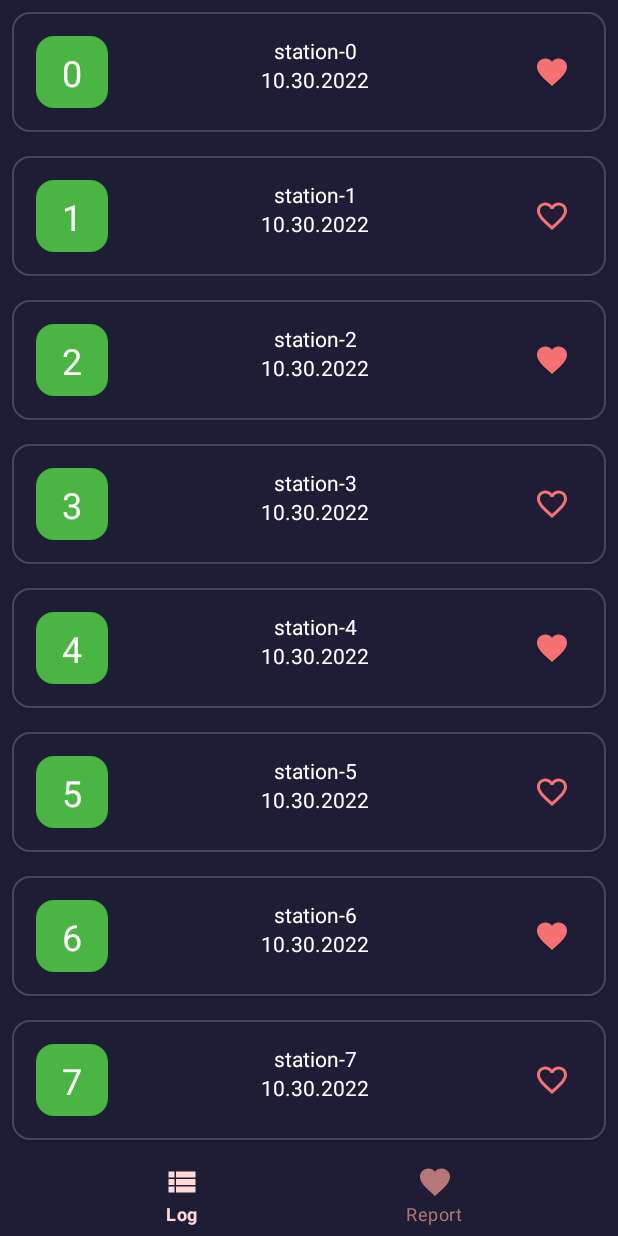
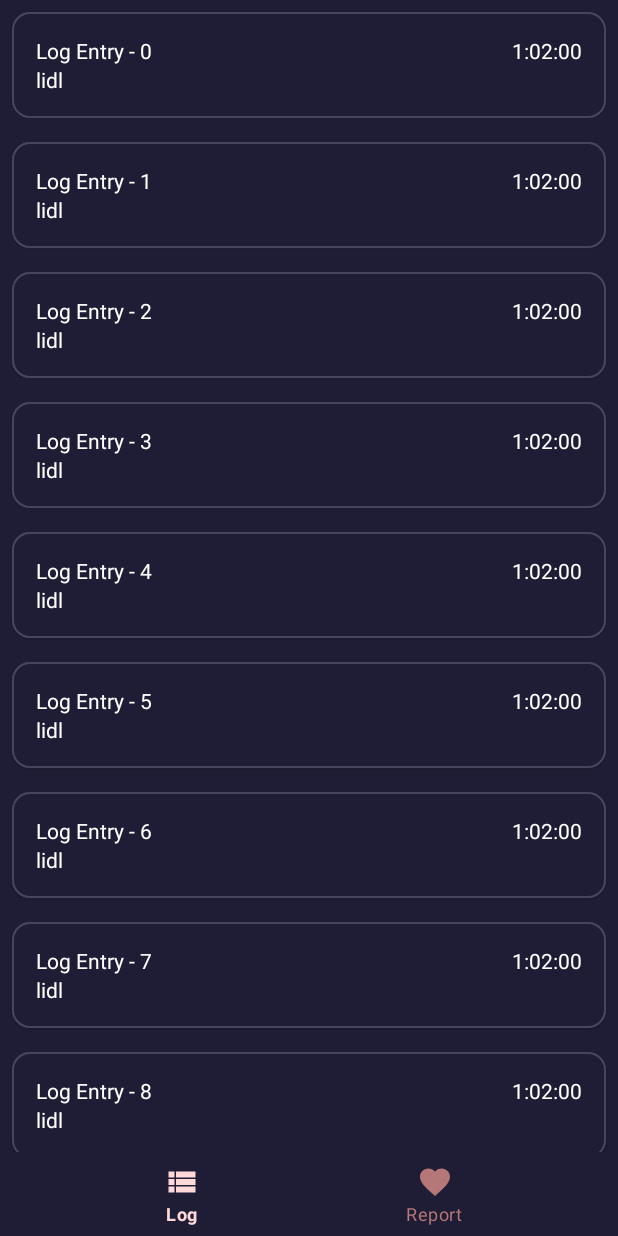
Before and after one commit to mcaniga/pv239-log4ts, an Android app: the screen it shows after launch (MainActivity), on a phone screen of 412 x 824 dp. Run offline under Robolectric (Android 15) with nearby library versions, the phone set to English and light mode, and no system bars; our stand-ins replace navigation-ui.

Commit message:
Display log entries in Log screen

```diff
--- /dev/null
+++ b/app/src/main/java/cz/muni/log4ts/data/entities/LogEntry.kt
@@ -0,0 +1,15 @@
+package cz.muni.log4ts.data.entities
+
+import android.os.Parcelable
+import kotlinx.parcelize.Parcelize
+
+@Parcelize
+data class LogEntry(
+    val id: Long,
+    val name: String,
+    val namespace: String,
+    val project: String,
+    val startTime: String,
+    val endTime: String,
+    val loggedSeconds: Long,
+): Parcelable
--- /dev/null
+++ b/app/src/main/java/cz/muni/log4ts/data/entities/UserData.kt
@@ -0,0 +1,10 @@
+package cz.muni.log4ts.data.entities
+
+import android.os.Parcelable
+import kotlinx.parcelize.Parcelize
+
+@Parcelize
+data class UserData(
+    val logEntries: List<LogEntry>,
+    val userId: Int,
+): Parcelable
--- /dev/null
+++ b/app/src/main/java/cz/muni/log4ts/data/ui/LogEntriesItem.kt
@@ -0,0 +1,12 @@
+package cz.muni.log4ts.data.ui
+
+import android.os.Parcelable
+import kotlinx.parcelize.Parcelize
+
+@Parcelize
+data class LogEntriesItem(
+    val id: Long,
+    val name: String,
+    val project: String,
+    val loggedSeconds: Long,
+): Parcelable
--- /dev/null
+++ b/app/src/main/java/cz/muni/log4ts/repository/FakeLogRepository.kt
@@ -0,0 +1,35 @@
+package cz.muni.log4ts.repository
+
+import cz.muni.log4ts.data.entities.LogEntry
+import cz.muni.log4ts.data.ui.LogEntriesItem
+import cz.muni.log4ts.util.getNowFormattedDateString
+
+/**
+ * Log Repository for manipulation with mocked log items
+ */
+class FakeLogRepository : LogRepositoryInterface {
+    override fun getLogEntriesItems(): List<LogEntriesItem> {
+        val logEntries = getLogEntriesByUserId(1)
+        return logEntries.map { it.toLogEntriesItem() }
+    }
+
+    override fun getLogEntriesByUserId(userId: Int): List<LogEntry> {
+        val count = 100
+        val sixtyTwoMinutesInMillis: Int = 1000 * 60 * 62
+        return mutableListOf<LogEntry>().apply {
+            repeat(count) {
+                val item = LogEntry(
+                    id = it.toLong(),
+                    name = "Log Entry - $it",
+                    startTime = System.currentTimeMillis().minus(sixtyTwoMinutesInMillis)
+                        .getNowFormattedDateString(),
+                    endTime = System.currentTimeMillis().getNowFormattedDateString(),
+                    loggedSeconds = 3720,
+                    namespace = "piskaren",
+                    project = "lidl"
+                )
+                add(item)
+            }
+        }
+    }
+}
--- /dev/null
+++ b/app/src/main/java/cz/muni/log4ts/repository/LogRepositoryInterface.kt
@@ -0,0 +1,10 @@
+package cz.muni.log4ts.repository
+
+import cz.muni.log4ts.data.entities.LogEntry
+import cz.muni.log4ts.data.ui.LogEntriesItem
+
+// TODO: add implementation: FirebaseLogRepository
+interface LogRepositoryInterface {
+    fun getLogEntriesItems(): List<LogEntriesItem> // TODO: only for mocking, remove before merging of feature
+    fun getLogEntriesByUserId(userId: Int): List<LogEntry>
+}
--- a/app/src/main/java/cz/muni/log4ts/repository/mapper.kt
+++ b/app/src/main/java/cz/muni/log4ts/repository/mapper.kt
@@ -1,8 +1,18 @@
 package cz.muni.log4ts.repository
 
 import cz.muni.log4ts.data.AqiPresentableListItem
+import cz.muni.log4ts.data.entities.LogEntry
+import cz.muni.log4ts.data.ui.LogEntriesItem
 import cz.muni.log4ts.database.FavoriteStationEntity
 import cz.muni.log4ts.webservice.response.AqiListItem
+
+fun LogEntry.toLogEntriesItem(): LogEntriesItem =
+    LogEntriesItem(
+        id = this.id,
+        name = this.name,
+        project = this.project,
+        loggedSeconds = this.loggedSeconds
+    )
 
 fun AqiListItem.toAqiPresentableItem(isFavorite: Boolean): AqiPresentableListItem =
     AqiPresentableListItem(
--- /dev/null
+++ b/app/src/main/java/cz/muni/log4ts/ui/logEntries/LogEntriesFragment.kt
@@ -0,0 +1,37 @@
+package cz.muni.log4ts.ui.logEntries
+
+import android.os.Bundle
+import android.view.LayoutInflater
+import android.view.View
+import android.view.ViewGroup
+import androidx.fragment.app.Fragment
+import androidx.recyclerview.widget.LinearLayoutManager
+import cz.muni.log4ts.databinding.FragmentLogEntriesBinding
+import cz.muni.log4ts.repository.FakeLogRepository
+import cz.muni.log4ts.repository.LogRepositoryInterface
+
+class LogEntriesFragment : Fragment() {
+
+    private lateinit var binding: FragmentLogEntriesBinding
+
+    // TODO: move repository up the component hierarchy, LogEntriesFragment will get its entries as an argument
+    private val logRepository: LogRepositoryInterface by lazy {
+        FakeLogRepository()
+    }
+
+    override fun onCreateView(inflater: LayoutInflater, container: ViewGroup?, savedInstanceState: Bundle?): View {
+        binding = FragmentLogEntriesBinding.inflate(layoutInflater, container, false)
+        return binding.root
+    }
+
+    override fun onViewCreated(view: View, savedInstanceState: Bundle?) {
+        super.onViewCreated(view, savedInstanceState)
+
+        val recyclerViewAdapter = LogEntriesRecyclerViewAdapter()
+
+        binding.recyclerView.layoutManager = LinearLayoutManager(requireContext())
+        binding.recyclerView.adapter = recyclerViewAdapter
+
+        recyclerViewAdapter.submitList(logRepository.getLogEntriesItems())
+    }
+}
--- /dev/null
+++ b/app/src/main/java/cz/muni/log4ts/ui/logEntries/LogEntriesRecyclerViewAdapter.kt
@@ -0,0 +1,28 @@
+package cz.muni.log4ts.ui.logEntries
+
+import android.view.LayoutInflater
+import android.view.ViewGroup
+import androidx.recyclerview.widget.RecyclerView
+import cz.muni.log4ts.data.ui.LogEntriesItem
+import cz.muni.log4ts.databinding.ItemLogListBinding
+
+class LogEntriesRecyclerViewAdapter : RecyclerView.Adapter<LogEntriesViewHolder>() {
+
+    private var listItems: MutableList<LogEntriesItem> = mutableListOf()
+
+    override fun onCreateViewHolder(parent: ViewGroup, viewType: Int): LogEntriesViewHolder {
+        val binding = ItemLogListBinding.inflate(LayoutInflater.from(parent.context), parent, false)
+        return LogEntriesViewHolder(binding)
+    }
+
+    override fun onBindViewHolder(holder: LogEntriesViewHolder, position: Int) {
+        holder.bind(listItems[position])
+    }
+
+    fun submitList(newListItems: List<LogEntriesItem>) {
+        listItems = newListItems.toMutableList()
+        notifyDataSetChanged()
+    }
+
+    override fun getItemCount(): Int = listItems.size
+}
--- /dev/null
+++ b/app/src/main/java/cz/muni/log4ts/ui/logEntries/LogEntriesViewHolder.kt
@@ -0,0 +1,16 @@
+package cz.muni.log4ts.ui.logEntries
+
+import android.text.format.DateUtils
+import androidx.recyclerview.widget.RecyclerView
+import cz.muni.log4ts.data.ui.LogEntriesItem
+import cz.muni.log4ts.databinding.ItemLogListBinding
+
+class LogEntriesViewHolder(private val binding: ItemLogListBinding)
+    : RecyclerView.ViewHolder(binding.root) {
+
+    fun bind(listItem: LogEntriesItem) {
+        binding.nameTextView.text = listItem.name
+        binding.timeTextView.text = DateUtils.formatElapsedTime(listItem.loggedSeconds)
+        binding.projectTextView.text = listItem.project
+    }
+}
--- /dev/null
+++ b/app/src/main/res/layout/fragment_log_entries.xml
@@ -0,0 +1,18 @@
+<?xml version="1.0" encoding="utf-8"?>
+<androidx.constraintlayout.widget.ConstraintLayout xmlns:android="http://schemas.android.com/apk/res/android"
+    xmlns:app="http://schemas.android.com/apk/res-auto"
+    xmlns:tools="http://schemas.android.com/tools"
+    android:layout_width="match_parent"
+    android:layout_height="match_parent">
+
+    <androidx.recyclerview.widget.RecyclerView
+        android:id="@+id/recyclerView"
+        android:layout_width="0dp"
+        android:layout_height="0dp"
+        app:layout_constraintBottom_toBottomOf="parent"
+        app:layout_constraintEnd_toEndOf="parent"
+        app:layout_constraintStart_toStartOf="parent"
+        app:layout_constraintTop_toTopOf="parent"
+        tools:listitem="@layout/item_log_list" />
+
+</androidx.constraintlayout.widget.ConstraintLayout>
--- /dev/null
+++ b/app/src/main/res/layout/item_log_list.xml
@@ -0,0 +1,52 @@
+<?xml version="1.0" encoding="utf-8"?>
+<com.google.android.material.card.MaterialCardView xmlns:android="http://schemas.android.com/apk/res/android"
+    xmlns:app="http://schemas.android.com/apk/res-auto"
+    xmlns:tools="http://schemas.android.com/tools"
+    android:id="@+id/card_container"
+    style="@style/AqiCard"
+    android:layout_width="match_parent"
+    android:layout_height="wrap_content"
+    android:layout_margin="8dp">
+
+    <androidx.constraintlayout.widget.ConstraintLayout
+        android:layout_width="match_parent"
+        android:layout_height="wrap_content"
+        android:background="@color/primary_variant_500"
+        android:paddingStart="16dp"
+        android:paddingTop="16dp"
+        android:paddingEnd="16dp"
+        android:paddingBottom="16dp">
+
+        <TextView
+            android:id="@+id/name_text_view"
+            android:layout_width="0dp"
+            android:layout_height="wrap_content"
+            android:textAlignment="center"
+            app:layout_constraintStart_toStartOf="parent"
+            app:layout_constraintBottom_toTopOf="@id/project_text_view"
+            app:layout_constraintTop_toTopOf="parent"
+            tools:text="Home impl" />
+
+        <TextView
+            android:id="@+id/time_text_view"
+            android:layout_width="0dp"
+            android:layout_height="wrap_content"
+            android:textAlignment="center"
+            app:layout_constraintEnd_toEndOf="parent"
+            app:layout_constraintTop_toTopOf="parent"
+            tools:text="2:01:12" />
+
+        <TextView
+            android:id="@+id/project_text_view"
+            android:layout_width="363dp"
+            android:layout_height="wrap_content"
+            android:textAlignment="textStart"
+            app:layout_constraintBottom_toBottomOf="parent"
+            app:layout_constraintStart_toStartOf="parent"
+            app:layout_constraintTop_toBottomOf="@+id/name_text_view"
+            tools:text="Lidl" />
+
+
+    </androidx.constraintlayout.widget.ConstraintLayout>
+
+</com.google.android.material.card.MaterialCardView>
--- a/app/src/main/res/navigation/nav_graph.xml
+++ b/app/src/main/res/navigation/nav_graph.xml
@@ -2,7 +2,14 @@
 <navigation xmlns:android="http://schemas.android.com/apk/res/android"
     xmlns:app="http://schemas.android.com/apk/res-auto"
     xmlns:tools="http://schemas.android.com/tools"
-    app:startDestination="@id/listFragment">
+    app:startDestination="@id/logEntriesFragment">
+
+    <fragment
+        android:id="@+id/logEntriesFragment"
+        android:name="cz.muni.log4ts.ui.logEntries.LogEntriesFragment"
+        tools:layout="@layout/fragment_log_entries"
+        android:label="LogEntriesFragment" >
+    </fragment>
 
     <fragment
         android:id="@+id/listFragment"
@@ -13,7 +20,6 @@
         <action
             android:id="@+id/action_listFragment_to_detailFragment"
             app:destination="@id/detailFragment" />
-
     </fragment>
 
     <fragment
```
